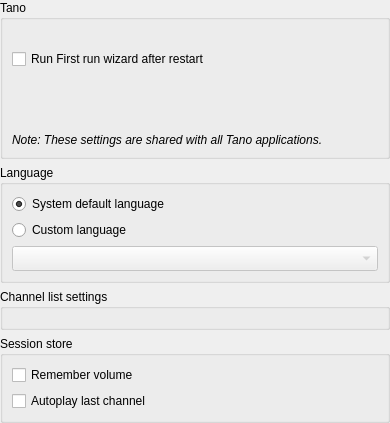
This is src/ui/settings/SettingsGeneral.ui in ntadej/tano as Qt 5 draws it before an edit. The edited form follows.
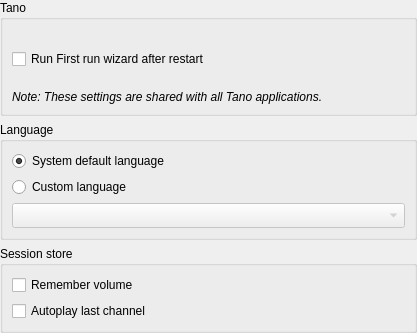
This is the edited form. Icons and pictures are not drawn. Custom widgets are drawn as their Qt base class.

Commit message: Major settings update with new options

```diff
--- a/src/ui/settings/SettingsGeneral.ui
+++ b/src/ui/settings/SettingsGeneral.ui
@@ -6,8 +6,8 @@
    <rect>
     <x>0</x>
     <y>0</y>
-    <width>390</width>
-    <height>423</height>
+    <width>417</width>
+    <height>333</height>
    </rect>
   </property>
   <layout class="QVBoxLayout" name="verticalLayout">
@@ -145,18 +145,6 @@
      </layout>
     </widget>
    </item>
-   <item>
-    <widget class="QGroupBox" name="groupDefaultPlaylist">
-     <property name="title">
-      <string>Channel list settings</string>
-     </property>
-     <layout class="QVBoxLayout" name="verticalLayout_2">
-      <item>
-       <widget class="BrowseWidget" name="playlist" native="true"/>
-      </item>
-     </layout>
-    </widget>
-   </item>
    <item>
     <widget class="QGroupBox" name="groupSession">
      <property name="title">
@@ -182,14 +170,6 @@
    </item>
   </layout>
  </widget>
- <customwidgets>
-  <customwidget>
-   <class>BrowseWidget</class>
-   <extends>QWidget</extends>
-   <header>ui/core/BrowseWidget.h</header>
-   <container>1</container>
-  </customwidget>
- </customwidgets>
  <resources>
   <include location="../../../data/logo.qrc"/>
  </resources>
```
The commit also changes 43 other files.
